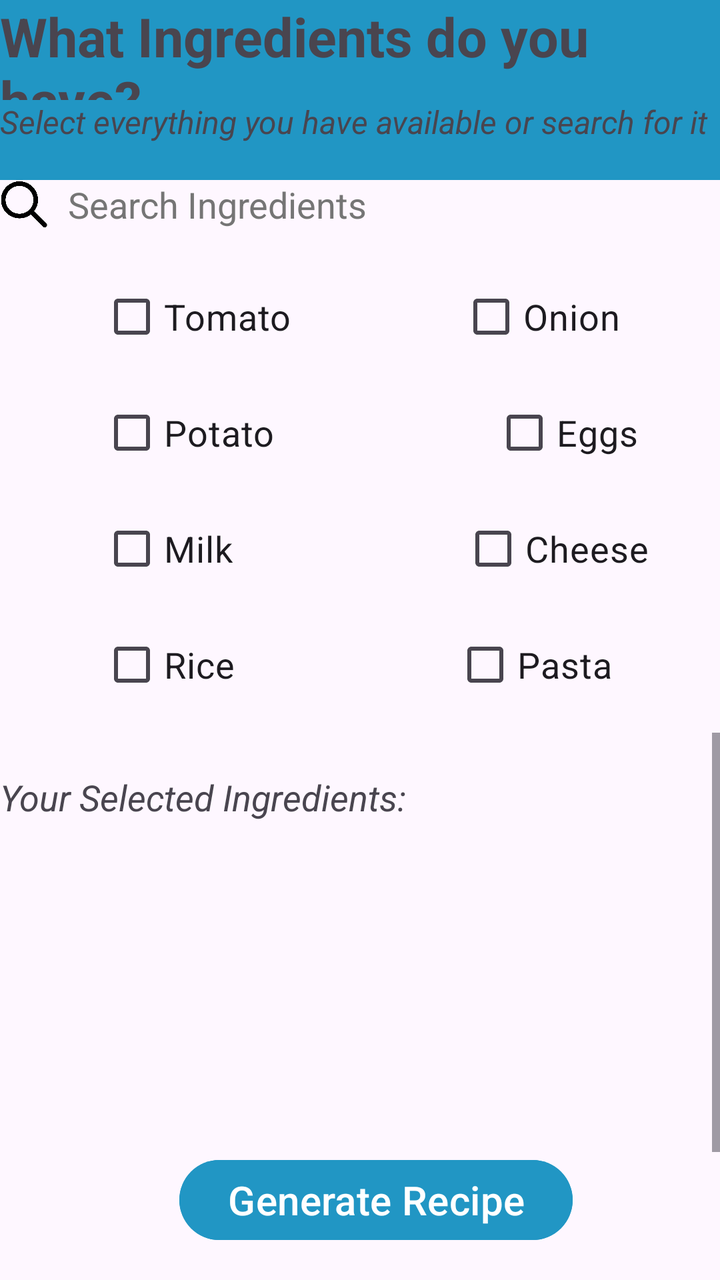
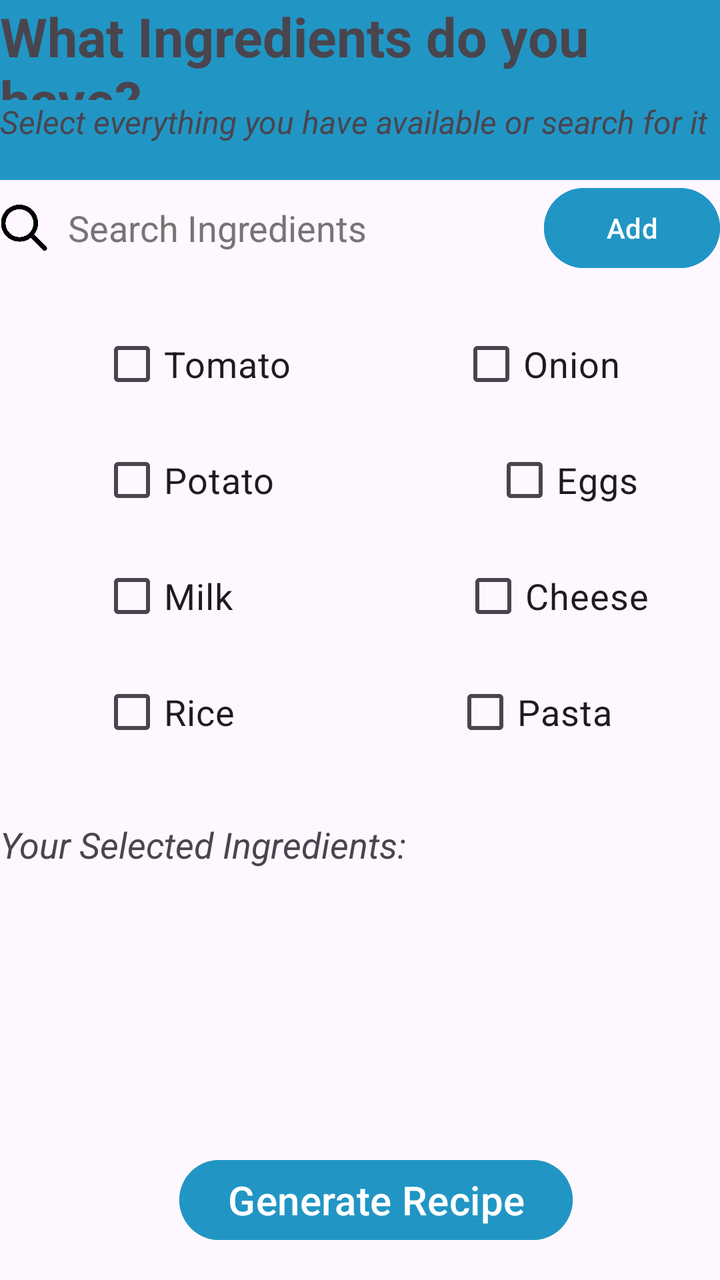

Before-and-after screenshots of an Android layout around one commit, followed by the original layout XML and the change that was made.
<!-- AndroidManifest.xml: application theme Theme.SmartPantryManagement -->
<!-- res/layout/activity_generate_recipe.xml -->
<?xml version="1.0" encoding="utf-8"?>
<androidx.constraintlayout.widget.ConstraintLayout xmlns:android="http://schemas.android.com/apk/res/android"
    xmlns:app="http://schemas.android.com/apk/res-auto"
    xmlns:tools="http://schemas.android.com/tools"
    android:id="@+id/main"
    android:layout_width="match_parent"
    android:layout_height="match_parent"
    tools:context=".GenerateRecipe">

    <LinearLayout
        android:id="@+id/header"
        android:layout_width="match_parent"
        android:layout_height="wrap_content"
        android:orientation="vertical"
        android:background="@color/toolbar_background"
        tools:layout_editor_absoluteX="1dp"
        tools:layout_editor_absoluteY="2dp"
        app:layout_constraintTop_toTopOf="parent"
        app:layout_constraintEnd_toEndOf="parent"
        app:layout_constraintStart_toStartOf="parent">

    <TextView
        android:id="@+id/IngredientsTextView"
        android:layout_width="match_parent"
        android:layout_height="50dp"
        android:text="What Ingredients do you have?"
        android:textSize="27sp"
        android:textStyle="bold"
        app:layout_constraintTop_toTopOf="parent"
        app:layout_constraintStart_toStartOf="parent"
        app:layout_constraintEnd_toEndOf="parent"
        />

        <TextView
            android:id="@+id/IngredientsSubTextView"
            android:layout_width="match_parent"
            android:layout_height="40dp"
            android:text="Select everything you have available or search for it"
            android:textSize="16sp"
            android:textStyle="italic"
            app:layout_constraintTop_toTopOf="parent"
            app:layout_constraintStart_toStartOf="parent"
            app:layout_constraintEnd_toEndOf="parent"
            />

    </LinearLayout>

    
    <LinearLayout
        android:id="@+id/GenerateBodyText"
        android:layout_width="match_parent"
        android:layout_height="0dp"
        android:orientation="vertical"
        tools:layout_editor_absoluteX="1dp"
        tools:layout_editor_absoluteY="2dp"
        app:layout_constraintTop_toBottomOf="@id/header"
        app:layout_constraintEnd_toEndOf="parent"
        app:layout_constraintStart_toStartOf="parent"
        app:layout_constraintBottom_toTopOf="@id/GenerateRecipebtn">

        
        <LinearLayout
            android:id="@+id/searchContainer"
            android:layout_width="match_parent"
            android:layout_height="wrap_content"
            android:orientation="horizontal"
            android:gravity="center_vertical">

            <ImageView
                android:id="@+id/searchIcon"
                android:layout_width="24dp"
                android:layout_height="23dp"
                android:src="@drawable/search_icon"
                android:contentDescription="Search"
                android:scaleType="fitCenter" />

            <EditText
                android:id="@+id/editSearchbar"
                android:layout_width="0dp"
                android:layout_height="wrap_content"
                android:layout_weight="1"
                android:hint="Search Ingredients"
                android:inputType="text"
                android:singleLine="true"
                android:paddingStart= "10dp"
                android:paddingEnd= "5dp"
                android:textColor="@android:color/black"
                android:textColorHint="#757575"
                android:background="@android:color/transparent"/>
        </LinearLayout>

        
    <LinearLayout
        android:id="@+id/IngredientChkbox1"
        android:layout_width="match_parent"
        android:layout_height="wrap_content"
        android:orientation="horizontal"
        android:layout_marginTop="20dp">

        <CheckBox
            android:id="@+id/chkTomato"
            android:layout_width="wrap_content"
            android:layout_height="wrap_content"
            android:text="Tomato"
            android:textSize="18dp"
            android:layout_marginEnd="84dp"
            android:layout_marginStart="50dp"/>

        <CheckBox
            android:id="@+id/chkOnion"
            android:layout_width="wrap_content"
            android:layout_height="wrap_content"
            android:textSize="18dp"
            android:text="Onion" />

    </LinearLayout>

        <LinearLayout
            android:id="@+id/IngredientChkbox2"
            android:layout_width="match_parent"
            android:layout_height="wrap_content"
            android:orientation="horizontal"
            android:layout_marginTop="10dp">


            <CheckBox
                android:id="@+id/chkPotato"
                android:layout_width="wrap_content"
                android:layout_height="wrap_content"
                android:textSize="18dp"
                android:text="Potato"
                android:layout_marginEnd="109dp"
                android:layout_marginStart="50dp"/>

            <CheckBox
                android:id="@+id/chkEggs"
                android:layout_width="wrap_content"
                android:layout_height="wrap_content"
                android:text="Eggs"
                android:textSize="18dp" />

        </LinearLayout>

        <LinearLayout
            android:id="@+id/IngredientChkbox3"
            android:layout_width="match_parent"
            android:layout_height="wrap_content"
            android:orientation="horizontal"
            android:layout_marginTop="10dp">

            <CheckBox
                android:id="@+id/chkMilk"
                android:layout_width="wrap_content"
                android:layout_height="wrap_content"
                android:text="Milk"
                android:textSize="18dp"
                android:layout_marginEnd="114dp"
                android:layout_marginStart="50dp"/>

            <CheckBox
                android:id="@+id/chkCheese"
                android:layout_width="wrap_content"
                android:layout_height="wrap_content"
                android:textSize="18dp"
                android:text="Cheese" />

        </LinearLayout>

        <LinearLayout
            android:id="@+id/IngredientChkbox4"
            android:layout_width="match_parent"
            android:layout_height="wrap_content"
            android:orientation="horizontal"
            android:layout_marginTop="10dp">



            <CheckBox
                android:id="@+id/chkRice"
                android:layout_width="wrap_content"
                android:layout_height="wrap_content"
                android:textSize="18dp"
                android:text="Rice"
                android:layout_marginEnd="109dp"
                android:layout_marginStart="50dp"/>

            <CheckBox
                android:id="@+id/chkPasta"
                android:layout_width="wrap_content"
                android:layout_height="wrap_content"
                android:text="Pasta"
                android:textSize="18dp" />

        </LinearLayout>

        <LinearLayout
            android:id="@+id/IngredientChkbox5"
            android:layout_width="match_parent"
            android:layout_height="wrap_content"
            android:orientation="horizontal"
            android:layout_marginTop="10dp">



        </LinearLayout>

        <ScrollView
            android:id="@+id/selectedIngredientsScroll"
            android:layout_width="match_parent"
            android:layout_height="250dp">

            <LinearLayout
                android:id="@+id/selectedIngredientsContainer"
                android:layout_width="match_parent"
                android:layout_height="wrap_content"
                android:orientation="vertical">

                <TextView
                    android:id="@+id/SelectedIngredientsTxt"
                    android:layout_width="match_parent"
                    android:layout_height="250dp"
                    android:text="Your Selected Ingredients:"
                    android:textSize="18sp"
                    android:textStyle="italic"
                    android:layout_marginTop="20dp"/>

            </LinearLayout>
        </ScrollView>


    </LinearLayout>

    <Button
        android:id="@+id/GenerateRecipebtn"
        android:layout_width="wrap_content"
        android:layout_height="wrap_content"
        android:layout_marginStart="16dp"
        android:layout_marginBottom="16dp"
        android:text="Generate Recipe"
        android:textSize="20sp"
        android:backgroundTint="#2196C4"
        android:scaleType="fitCenter"
        app:layout_constraintBottom_toBottomOf="parent"
        app:layout_constraintStart_toStartOf="parent"
        app:layout_constraintEnd_toEndOf="parent"
        />

</androidx.constraintlayout.widget.ConstraintLayout>
<!-- resources referenced by this layout -->
<resources>
  <color name="toolbar_background">#2196C4</color>
  <!-- drawable search_icon: png bitmap (drawable, 12367 bytes) -->
  <style name="Theme.SmartPantryManagement" parent="Base.Theme.SmartPantryManagement" />
  <style name="Base.Theme.SmartPantryManagement" parent="Theme.Material3.DayNight.NoActionBar">
          
          
      </style>
</resources>

<!-- the commit's change to res/layout/activity_generate_recipe.xml (unified diff, before → after) -->
@@ -87,6 +87,14 @@
                 android:textColor="@android:color/black"
                 android:textColorHint="#757575"
                 android:background="@android:color/transparent"/>
+
+            <Button
+                android:id="@+id/btnAddIngredient"
+                android:layout_width="wrap_content"
+                android:layout_height="wrap_content"
+                android:text="Add"
+                android:textSize="14sp"
+                android:backgroundTint="#2196C4" />
         </LinearLayout>
 
         
@@ -218,7 +226,7 @@
                 <TextView
                     android:id="@+id/SelectedIngredientsTxt"
                     android:layout_width="match_parent"
-                    android:layout_height="250dp"
+                    android:layout_height="wrap_content"
                     android:text="Your Selected Ingredients:"
                     android:textSize="18sp"
                     android:textStyle="italic"
